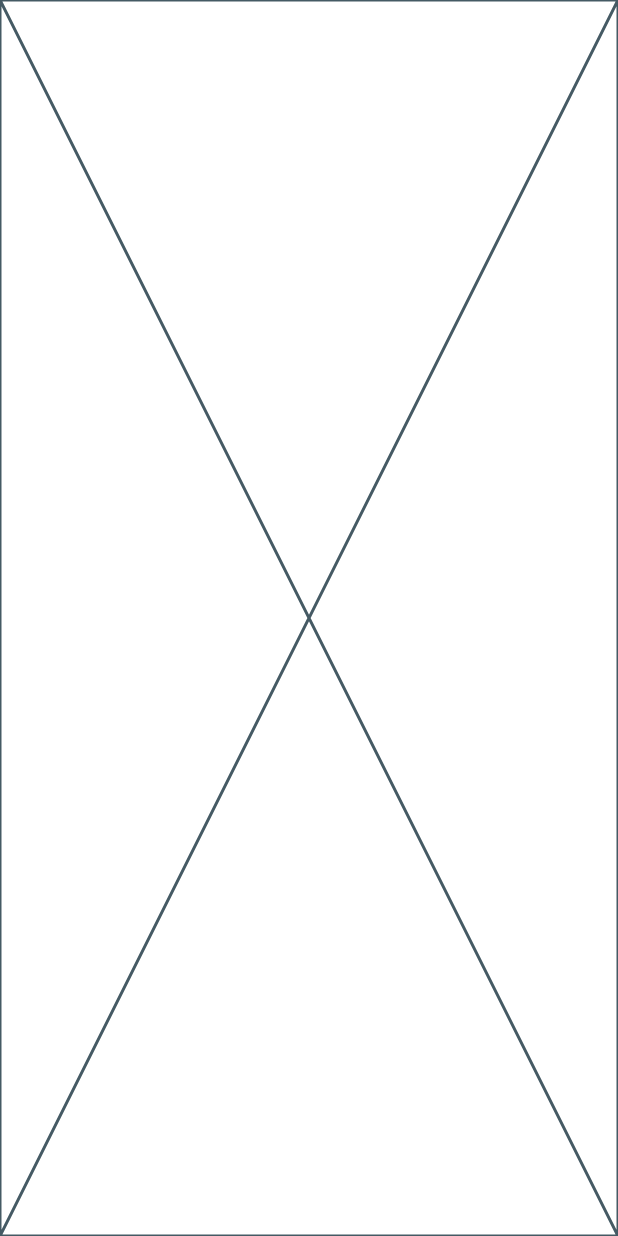
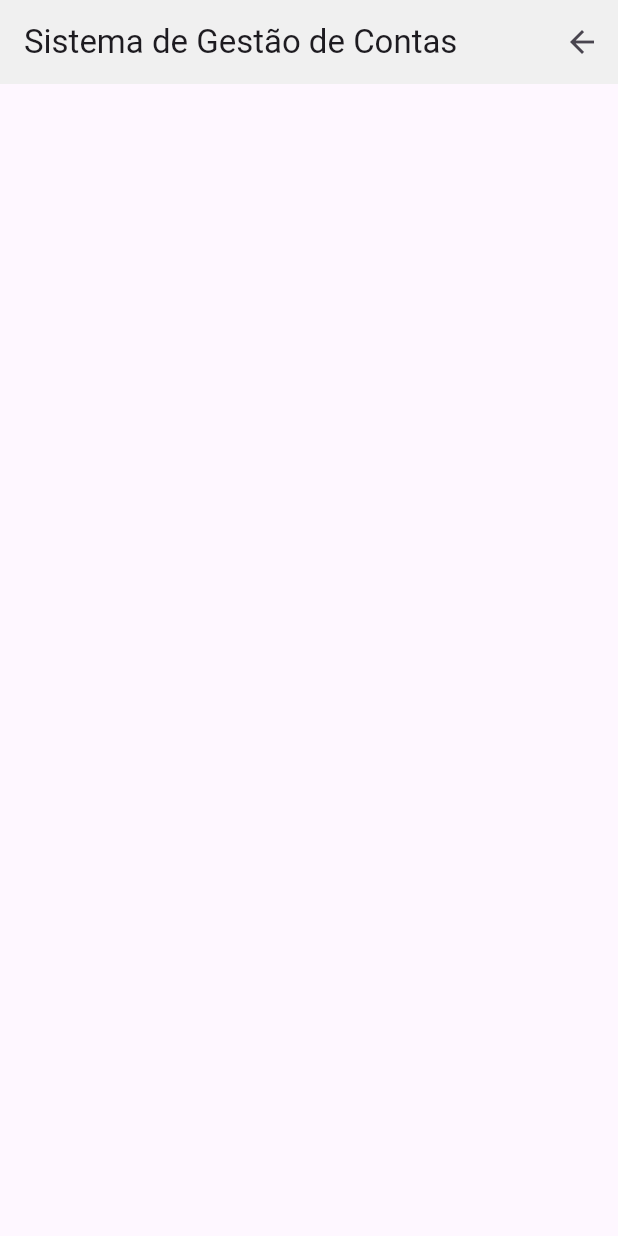
Before and after one commit to Richard-Satilite/Flutter_Bank, a Flutter app: the screen it shows after launch, after a tap on "Login", on a phone screen of 412 x 824 dp. Run offline on Flutter 3.47's test engine with Material 3 defaults, Android fonts, the phone set to English and light mode, and no system bars.

Commit message:
Flutter-Bank: Added home screen appBar and colors class

```diff
--- a/lib/ui/home_screen.dart
+++ b/lib/ui/home_screen.dart
@@ -1,10 +1,24 @@
 import 'package:flutter/material.dart';
+import 'package:flutter_bank/ui/styles/colors.dart';
 
 class HomeScreen extends StatelessWidget {
   const HomeScreen({super.key});
 
   @override
   Widget build(BuildContext context) {
-    return const Placeholder();
+    return Scaffold(
+      appBar: AppBar(
+        backgroundColor: AppColor.lightGrey,
+        actions: [
+          IconButton(
+            onPressed: () {
+              Navigator.pushReplacementNamed(context, 'login');
+            },
+            icon: Icon(Icons.arrow_back),
+          ),
+        ],
+        title: Text("Sistema de Gestão de Contas"),
+      ),
+    );
   }
 }
--- a/lib/ui/login_screen.dart
+++ b/lib/ui/login_screen.dart
@@ -1,4 +1,5 @@
 import 'package:flutter/material.dart';
+import 'package:flutter_bank/ui/styles/colors.dart';
 
 class LoginScreen extends StatelessWidget {
   const LoginScreen({super.key});
@@ -58,7 +59,7 @@ class LoginScreen extends StatelessWidget {
                       },
                       style: ButtonStyle(
                         backgroundColor:
-                            WidgetStatePropertyAll(Color(0xFFFFA902)),
+                            WidgetStatePropertyAll(AppColor.btnOrange),
                       ),
                       child: const Text(
                         "Login",
--- /dev/null
+++ b/lib/ui/styles/colors.dart
@@ -0,0 +1,6 @@
+import 'package:flutter/material.dart';
+
+class AppColor {
+  static const Color btnOrange = Color(0xFFFFA902);
+  static const Color lightGrey = Color(0xFFF0F0F0);
+}
```
